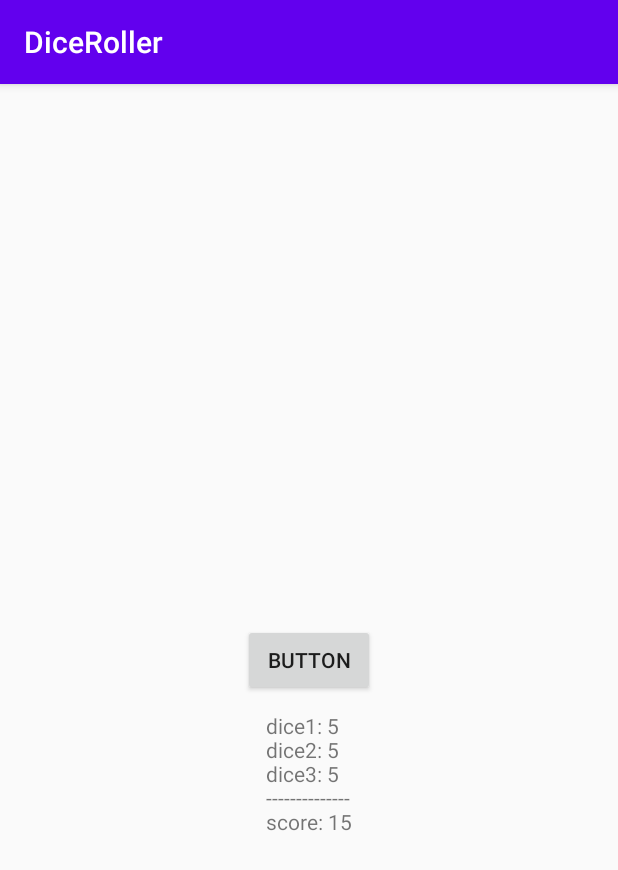
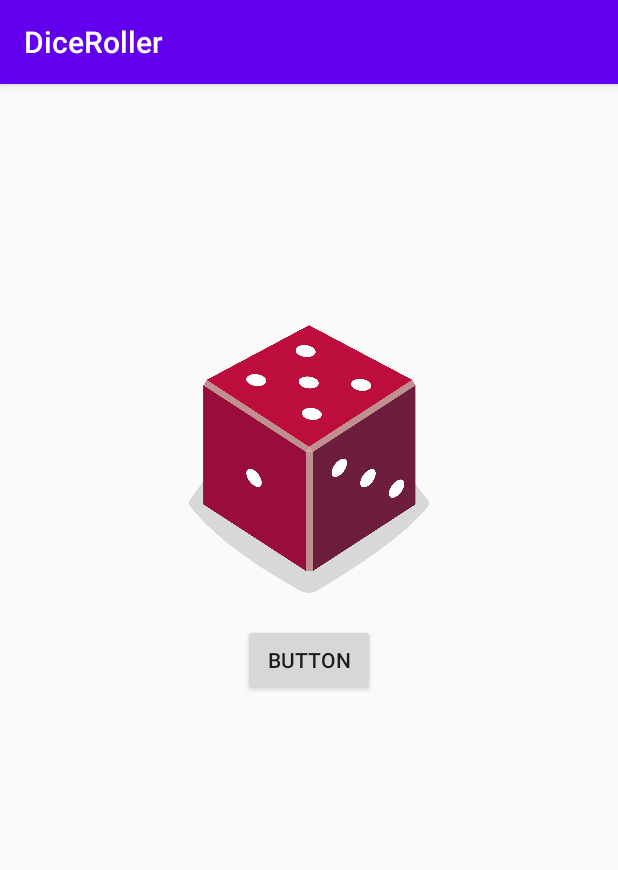
Before and after one commit to LulaKao/DiceRoller, an Android app: the screen it shows after launch (MainActivity), after a tap on "BUTTON", on a phone screen of 412 x 824 dp. Shown: the top 870 px of the screen. Run offline under Robolectric (Android 15) with nearby library versions, the phone set to English and light mode, and no system bars.

Commit message:
set image resource to ImageView using When Expression

```diff
--- a/app/src/main/java/com/quarterlife/diceroller/MainActivity.kt
+++ b/app/src/main/java/com/quarterlife/diceroller/MainActivity.kt
@@ -3,6 +3,7 @@ package com.quarterlife.diceroller
 import androidx.appcompat.app.AppCompatActivity
 import android.os.Bundle
 import android.widget.Button
+import android.widget.ImageView
 import android.widget.TextView
 
 class MainActivity : AppCompatActivity() {
@@ -22,28 +23,23 @@ class MainActivity : AppCompatActivity() {
 
     private fun rollDice() {
         // create first dice
-        var dice1 = Dice()
-        var rollNumber1 = dice1.roll()
-
-        // create second dice
-        var dice2 = Dice()
-        var rollNumber2 = dice2.roll()
-
-        // create third dice
-        var dice3 = Dice()
-        var rollNumber3 = dice3.roll()
-
-        // add the score
-        var score = rollNumber1 + rollNumber2 + rollNumber3
+        var dice = Dice()
+        var rollNumber = dice.roll()
 
         // initial view
-        val resultTextView : TextView = findViewById(R.id.textView)
+        val imgDice :ImageView = findViewById(R.id.img_dice)
 
-        // set text
-        resultTextView.text = "dice1: $rollNumber1\n" +
-                "dice2: $rollNumber2\n" +
-                "dice3: $rollNumber3\n" +
-                "--------------\n" +
-                "score: $score"
+        // set img result
+        var img = when(rollNumber){
+            1 -> R.drawable.dice_1
+            2 -> R.drawable.dice_2
+            3 -> R.drawable.dice_3
+            4 -> R.drawable.dice_4
+            5 -> R.drawable.dice_5
+            else -> R.drawable.dice_6
+        }
+
+        // set img to ImageView
+        imgDice.setImageResource(img)
     }
 }
--- a/app/src/main/res/layout/activity_main.xml
+++ b/app/src/main/res/layout/activity_main.xml
@@ -10,6 +10,7 @@
         android:id="@+id/img_dice"
         android:layout_above="@+id/button"
         android:layout_centerHorizontal="true"
+        android:src="@drawable/dice_1"
         android:layout_width="160dp"
         android:layout_height="200dp" />
 
@@ -21,13 +22,4 @@
         android:layout_centerInParent="true"
         android:text="Button" />
 
-    <TextView
-        android:layout_below="@+id/button"
-        android:layout_centerHorizontal="true"
-        android:layout_marginTop="10dp"
-        android:id="@+id/textView"
-        android:layout_width="wrap_content"
-        android:layout_height="wrap_content"
-        android:text="TextView" />
-
 </RelativeLayout>
```
